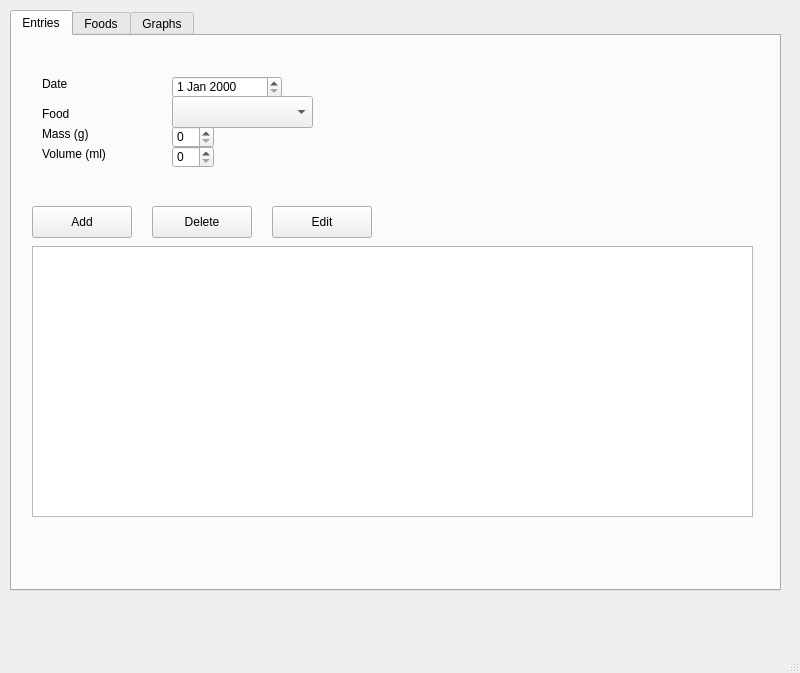
Old version of the form src/mainwindow.ui in the repository MaGnaFlo/MacroCount.
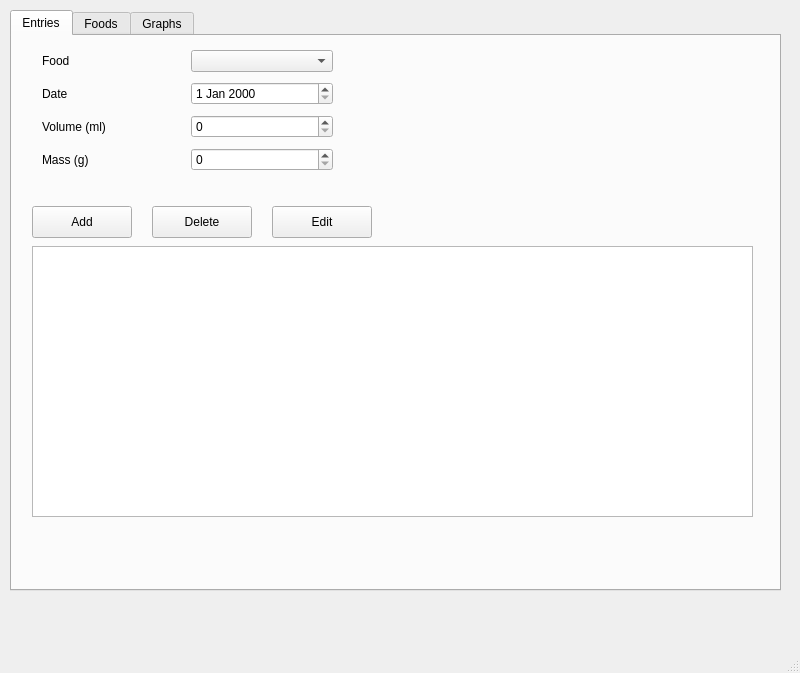
New version of the form. Custom widgets are drawn as their Qt base class.

Commit message: insertion of entries in table taking into consideration same dates/different dates and order for row spans adjustments

Patch:
```diff
--- a/src/mainwindow.ui
+++ b/src/mainwindow.ui
@@ -30,88 +30,6 @@
      <attribute name="title">
       <string>Entries</string>
      </attribute>
-     <widget class="QLabel" name="lblFood">
-      <property name="geometry">
-       <rect>
-        <x>30</x>
-        <y>70</y>
-        <width>58</width>
-        <height>16</height>
-       </rect>
-      </property>
-      <property name="text">
-       <string>Food</string>
-      </property>
-     </widget>
-     <widget class="QLabel" name="lblMass">
-      <property name="geometry">
-       <rect>
-        <x>30</x>
-        <y>90</y>
-        <width>58</width>
-        <height>16</height>
-       </rect>
-      </property>
-      <property name="text">
-       <string>Mass (g)</string>
-      </property>
-     </widget>
-     <widget class="QDateEdit" name="editDate">
-      <property name="geometry">
-       <rect>
-        <x>160</x>
-        <y>40</y>
-        <width>110</width>
-        <height>22</height>
-       </rect>
-      </property>
-     </widget>
-     <widget class="QSpinBox" name="spinMass">
-      <property name="geometry">
-       <rect>
-        <x>160</x>
-        <y>90</y>
-        <width>42</width>
-        <height>22</height>
-       </rect>
-      </property>
-     </widget>
-     <widget class="QSpinBox" name="spinVolume">
-      <property name="geometry">
-       <rect>
-        <x>160</x>
-        <y>110</y>
-        <width>42</width>
-        <height>22</height>
-       </rect>
-      </property>
-     </widget>
-     <widget class="QLabel" name="lblVolume">
-      <property name="geometry">
-       <rect>
-        <x>30</x>
-        <y>110</y>
-        <width>81</width>
-        <height>16</height>
-       </rect>
-      </property>
-      <property name="text">
-       <string>Volume (ml)</string>
-      </property>
-     </widget>
-     <widget class="QLabel" name="lblDate">
-      <property name="geometry">
-       <rect>
-        <x>30</x>
-        <y>40</y>
-        <width>58</width>
-        <height>16</height>
-       </rect>
-      </property>
-      <property name="text">
-       <string>Date</string>
-      </property>
-     </widget>
      <widget class="QPushButton" name="btnAddEntry">
       <property name="geometry">
        <rect>
@@ -161,15 +79,73 @@
        </rect>
       </property>
      </widget>
-     <widget class="QComboBox" name="cbFood">
+     <widget class="QWidget" name="verticalLayoutWidget">
       <property name="geometry">
        <rect>
-        <x>160</x>
-        <y>60</y>
-        <width>141</width>
-        <height>32</height>
+        <x>30</x>
+        <y>10</y>
+        <width>291</width>
+        <height>133</height>
        </rect>
       </property>
+      <layout class="QVBoxLayout" name="verticalLayout">
+       <item>
+        <layout class="QHBoxLayout" name="horizontalLayout_3">
+         <item>
+          <widget class="QLabel" name="lblFood">
+           <property name="text">
+            <string>Food</string>
+           </property>
+          </widget>
+         </item>
+         <item>
+          <widget class="QComboBox" name="cbFood"/>
+         </item>
+        </layout>
+       </item>
+       <item>
+        <layout class="QHBoxLayout" name="horizontalLayout_4">
+         <item>
+          <widget class="QLabel" name="lblDate">
+           <property name="text">
+            <string>Date</string>
+           </property>
+          </widget>
+         </item>
+         <item>
+          <widget class="QDateEdit" name="editDate"/>
+         </item>
+        </layout>
+       </item>
+       <item>
+        <layout class="QHBoxLayout" name="horizontalLayout_5">
+         <item>
+          <widget class="QLabel" name="lblVolume">
+           <property name="text">
+            <string>Volume (ml)</string>
+           </property>
+          </widget>
+         </item>
+         <item>
+          <widget class="QSpinBox" name="spinVolume"/>
+         </item>
+        </layout>
+       </item>
+       <item>
+        <layout class="QHBoxLayout" name="horizontalLayout_2">
+         <item>
+          <widget class="QLabel" name="lblMass">
+           <property name="text">
+            <string>Mass (g)</string>
+           </property>
+          </widget>
+         </item>
+         <item>
+          <widget class="QSpinBox" name="spinMass"/>
+         </item>
+        </layout>
+       </item>
+      </layout>
      </widget>
     </widget>
     <widget class="QWidget" name="foodTab">
```
The commit also changes 2 other files.
